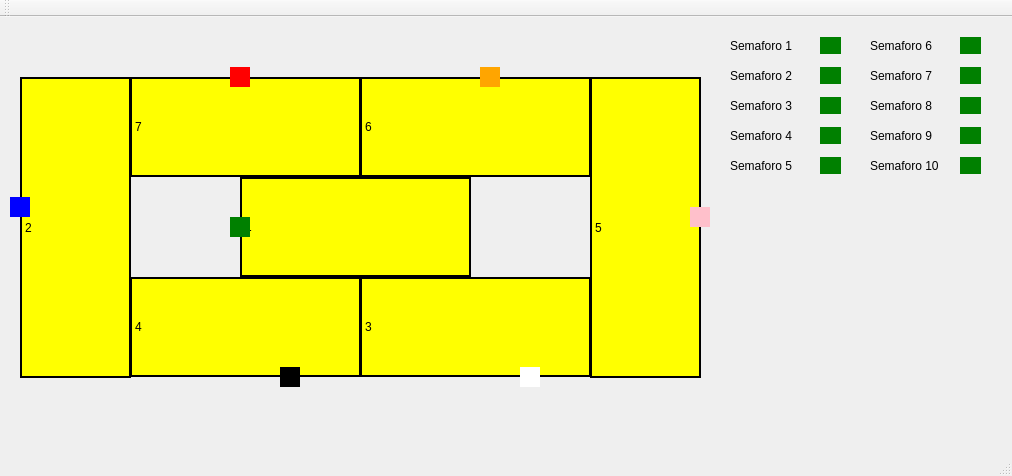
Above: mainwindow.ui from joaoei/Projeto_Trens before the change. Below: the same form after it.
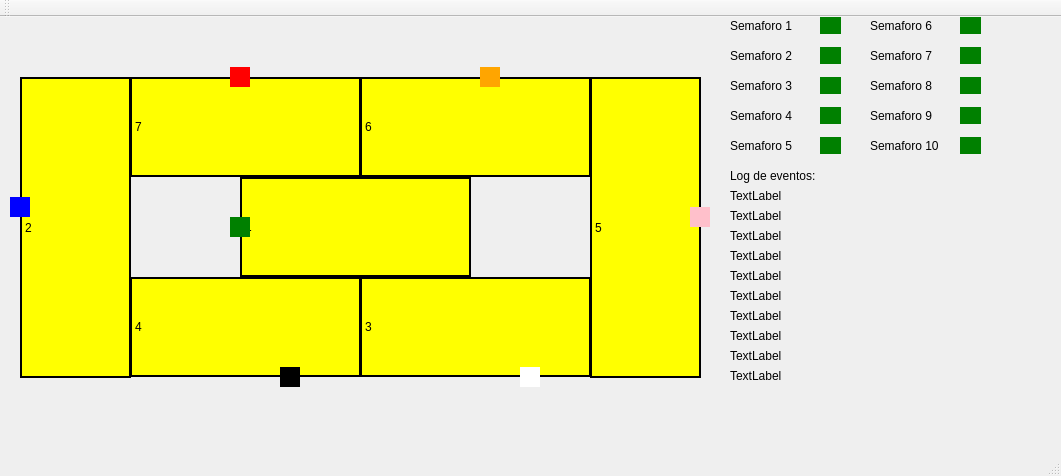
That is the form after the change.

What changed in the file:
```diff
--- a/mainwindow.ui
+++ b/mainwindow.ui
@@ -6,7 +6,7 @@
    <rect>
     <x>0</x>
     <y>0</y>
-    <width>1012</width>
+    <width>1061</width>
     <height>476</height>
    </rect>
   </property>
@@ -399,7 +399,7 @@
     <property name="geometry">
      <rect>
       <x>820</x>
-      <y>20</y>
+      <y>0</y>
       <width>21</width>
       <height>17</height>
      </rect>
@@ -415,7 +415,7 @@
     <property name="geometry">
      <rect>
       <x>730</x>
-      <y>20</y>
+      <y>0</y>
       <width>81</width>
       <height>17</height>
      </rect>
@@ -428,7 +428,7 @@
     <property name="geometry">
      <rect>
       <x>870</x>
-      <y>20</y>
+      <y>0</y>
       <width>81</width>
       <height>17</height>
      </rect>
@@ -441,7 +441,7 @@
     <property name="geometry">
      <rect>
       <x>960</x>
-      <y>20</y>
+      <y>0</y>
       <width>21</width>
       <height>17</height>
      </rect>
@@ -457,7 +457,7 @@
     <property name="geometry">
      <rect>
       <x>730</x>
-      <y>50</y>
+      <y>30</y>
       <width>81</width>
       <height>17</height>
      </rect>
@@ -470,7 +470,7 @@
     <property name="geometry">
      <rect>
       <x>820</x>
-      <y>50</y>
+      <y>30</y>
       <width>21</width>
       <height>17</height>
      </rect>
@@ -486,7 +486,7 @@
     <property name="geometry">
      <rect>
       <x>870</x>
-      <y>50</y>
+      <y>30</y>
       <width>81</width>
       <height>17</height>
      </rect>
@@ -499,7 +499,7 @@
     <property name="geometry">
      <rect>
       <x>960</x>
-      <y>50</y>
+      <y>30</y>
       <width>21</width>
       <height>17</height>
      </rect>
@@ -515,7 +515,7 @@
     <property name="geometry">
      <rect>
       <x>730</x>
-      <y>80</y>
+      <y>60</y>
       <width>81</width>
       <height>17</height>
      </rect>
@@ -528,7 +528,7 @@
     <property name="geometry">
      <rect>
       <x>820</x>
-      <y>80</y>
+      <y>60</y>
       <width>21</width>
       <height>17</height>
      </rect>
@@ -544,7 +544,7 @@
     <property name="geometry">
      <rect>
       <x>870</x>
-      <y>80</y>
+      <y>60</y>
       <width>81</width>
       <height>17</height>
      </rect>
@@ -557,7 +557,7 @@
     <property name="geometry">
      <rect>
       <x>960</x>
-      <y>80</y>
+      <y>60</y>
       <width>21</width>
       <height>17</height>
      </rect>
@@ -573,7 +573,7 @@
     <property name="geometry">
      <rect>
       <x>730</x>
-      <y>110</y>
+      <y>90</y>
       <width>81</width>
       <height>17</height>
      </rect>
@@ -586,7 +586,7 @@
     <property name="geometry">
      <rect>
       <x>820</x>
-      <y>110</y>
+      <y>90</y>
       <width>21</width>
       <height>17</height>
      </rect>
@@ -602,7 +602,7 @@
     <property name="geometry">
      <rect>
       <x>870</x>
-      <y>110</y>
+      <y>90</y>
       <width>81</width>
       <height>17</height>
      </rect>
@@ -615,7 +615,7 @@
     <property name="geometry">
      <rect>
       <x>960</x>
-      <y>110</y>
+      <y>90</y>
       <width>21</width>
       <height>17</height>
      </rect>
@@ -631,7 +631,7 @@
     <property name="geometry">
      <rect>
       <x>730</x>
-      <y>140</y>
+      <y>120</y>
       <width>81</width>
       <height>17</height>
      </rect>
@@ -644,7 +644,7 @@
     <property name="geometry">
      <rect>
       <x>820</x>
-      <y>140</y>
+      <y>120</y>
       <width>21</width>
       <height>17</height>
      </rect>
@@ -660,7 +660,7 @@
     <property name="geometry">
      <rect>
       <x>870</x>
-      <y>140</y>
+      <y>120</y>
       <width>91</width>
       <height>17</height>
      </rect>
@@ -673,7 +673,7 @@
     <property name="geometry">
      <rect>
       <x>960</x>
-      <y>140</y>
+      <y>120</y>
       <width>21</width>
       <height>17</height>
      </rect>
@@ -685,6 +685,149 @@
      <string/>
     </property>
    </widget>
+   <widget class="QLabel" name="label_11">
+    <property name="geometry">
+     <rect>
+      <x>730</x>
+      <y>150</y>
+      <width>111</width>
+      <height>17</height>
+     </rect>
+    </property>
+    <property name="text">
+     <string>Log de eventos:</string>
+    </property>
+   </widget>
+   <widget class="QLabel" name="sem1">
+    <property name="geometry">
+     <rect>
+      <x>730</x>
+      <y>170</y>
+      <width>301</width>
+      <height>17</height>
+     </rect>
+    </property>
+    <property name="text">
+     <string>TextLabel</string>
+    </property>
+   </widget>
+   <widget class="QLabel" name="sem2">
+    <property name="geometry">
+     <rect>
+      <x>730</x>
+      <y>190</y>
+      <width>301</width>
+      <height>17</height>
+     </rect>
+    </property>
+    <property name="text">
+     <string>TextLabel</string>
+    </property>
+   </widget>
+   <widget class="QLabel" name="sem3">
+    <property name="geometry">
+     <rect>
+      <x>730</x>
+      <y>210</y>
+      <width>301</width>
+      <height>17</height>
+     </rect>
+    </property>
+    <property name="text">
+     <string>TextLabel</string>
+    </property>
+   </widget>
+   <widget class="QLabel" name="sem4">
+    <property name="geometry">
+     <rect>
+      <x>730</x>
+      <y>230</y>
+      <width>301</width>
+      <height>17</height>
+     </rect>
+    </property>
+    <property name="text">
+     <string>TextLabel</string>
+    </property>
+   </widget>
+   <widget class="QLabel" name="sem5">
+    <property name="geometry">
+     <rect>
+      <x>730</x>
+      <y>250</y>
+      <width>301</width>
+      <height>17</height>
+     </rect>
+    </property>
+    <property name="text">
+     <string>TextLabel</string>
+    </property>
+   </widget>
+   <widget class="QLabel" name="sem6">
+    <property name="geometry">
+     <rect>
+      <x>730</x>
+      <y>270</y>
+      <width>301</width>
+      <height>17</height>
+     </rect>
+    </property>
+    <property name="text">
+     <string>TextLabel</string>
+    </property>
+   </widget>
+   <widget class="QLabel" name="sem7">
+    <property name="geometry">
+     <rect>
+      <x>730</x>
+      <y>290</y>
+      <width>301</width>
+      <height>17</height>
+     </rect>
+    </property>
+    <property name="text">
+     <string>TextLabel</string>
+    </property>
+   </widget>
+   <widget class="QLabel" name="sem8">
+    <property name="geometry">
+     <rect>
+      <x>730</x>
+      <y>310</y>
+      <width>301</width>
+      <height>17</height>
+     </rect>
+    </property>
+    <property name="text">
+     <string>TextLabel</string>
+    </property>
+   </widget>
+   <widget class="QLabel" name="sem9">
+    <property name="geometry">
+     <rect>
+      <x>730</x>
+      <y>330</y>
+      <width>301</width>
+      <height>17</height>
+     </rect>
+    </property>
+    <property name="text">
+     <string>TextLabel</string>
+    </property>
+   </widget>
+   <widget class="QLabel" name="sem10">
+    <property name="geometry">
+     <rect>
+      <x>730</x>
+      <y>350</y>
+      <width>301</width>
+      <height>17</height>
+     </rect>
+    </property>
+    <property name="text">
+     <string>TextLabel</string>
+    </property>
+   </widget>
    <zorder>labelTrilho01_5</zorder>
    <zorder>labelTrilho01_4</zorder>
    <zorder>labelTrilho01_7</zorder>
```
Left out of the diff: 13 changed lines with no effect on the pictures.
